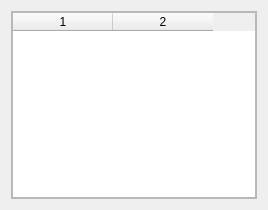
Before: the Qt Designer form src/widgets/open_db.ui in Michal-D4/fileo, drawn with Qt 5.
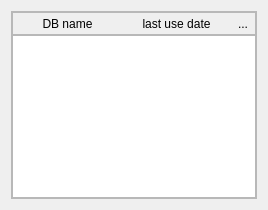
After: the same form once the commit is applied.

What changed in the file:
```diff
--- a/src/widgets/open_db.ui
+++ b/src/widgets/open_db.ui
@@ -41,6 +41,72 @@
       <property name="bottomMargin">
        <number>0</number>
       </property>
+      <item>
+       <widget class="QFrame" name="ttl_frame">
+        <property name="frameShape">
+         <enum>QFrame::StyledPanel</enum>
+        </property>
+        <property name="frameShadow">
+         <enum>QFrame::Raised</enum>
+        </property>
+        <layout class="QHBoxLayout" name="horizontalLayout_2">
+         <property name="spacing">
+          <number>0</number>
+         </property>
+         <property name="leftMargin">
+          <number>0</number>
+         </property>
+         <property name="topMargin">
+          <number>0</number>
+         </property>
+         <property name="rightMargin">
+          <number>0</number>
+         </property>
+         <property name="bottomMargin">
+          <number>0</number>
+         </property>
+         <item>
+          <widget class="QLabel" name="nameDb">
+           <property name="text">
+            <string>DB name</string>
+           </property>
+           <property name="alignment">
+            <set>Qt::AlignCenter</set>
+           </property>
+          </widget>
+         </item>
+         <item>
+          <widget class="QLabel" name="use_date">
+           <property name="text">
+            <string>last use date</string>
+           </property>
+           <property name="textFormat">
+            <enum>Qt::AutoText</enum>
+           </property>
+           <property name="alignment">
+            <set>Qt::AlignCenter</set>
+           </property>
+          </widget>
+         </item>
+         <item>
+          <widget class="QToolButton" name="btn_add">
+           <property name="toolTip">
+            <string>Add DB to list</string>
+           </property>
+           <property name="text">
+            <string>...</string>
+           </property>
+           <property name="popupMode">
+            <enum>QToolButton::InstantPopup</enum>
+           </property>
+           <property name="autoRaise">
+            <bool>true</bool>
+           </property>
+          </widget>
+         </item>
+        </layout>
+       </widget>
+      </item>
       <item>
        <widget class="QTableWidget" name="listDB">
         <property name="horizontalScrollBarPolicy">
@@ -76,6 +142,9 @@
         <property name="columnCount">
          <number>2</number>
         </property>
+        <attribute name="horizontalHeaderVisible">
+         <bool>false</bool>
+        </attribute>
         <attribute name="verticalHeaderVisible">
          <bool>false</bool>
         </attribute>
```
